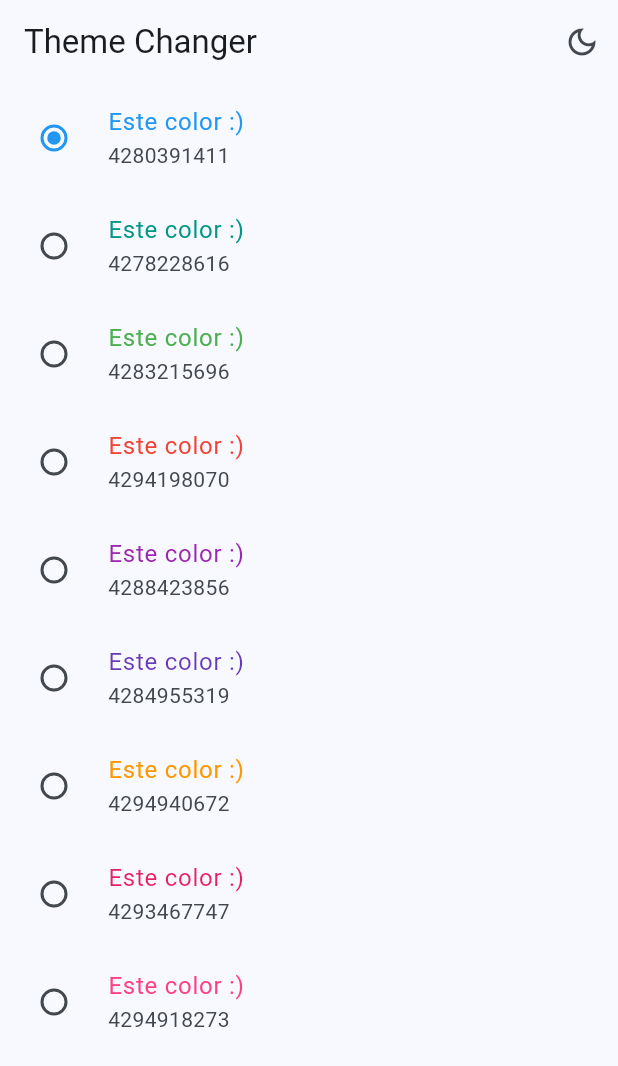
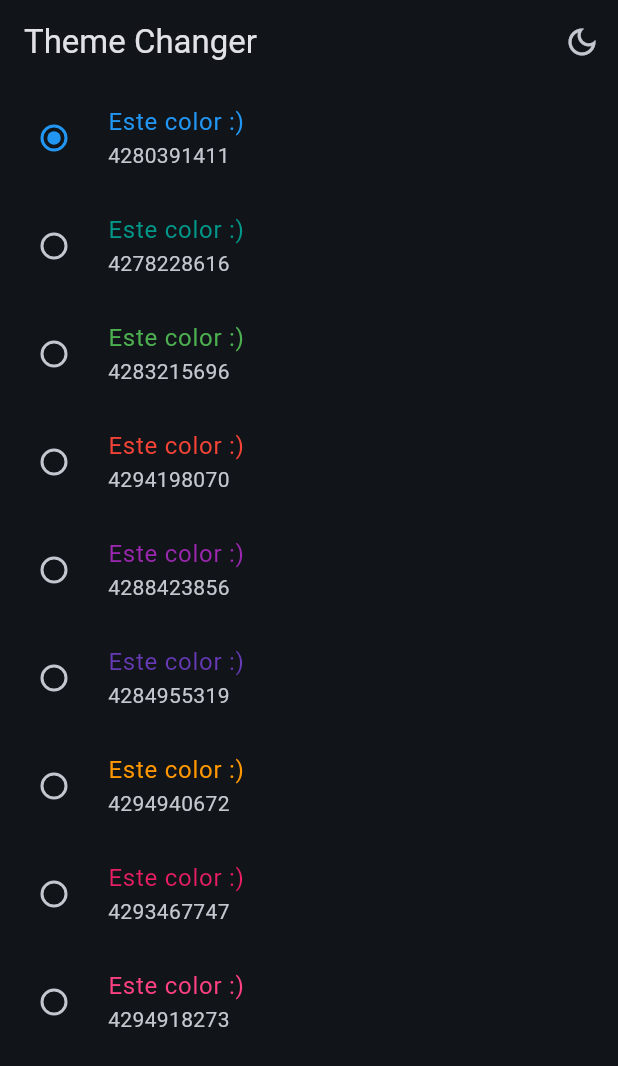
Before and after one commit to doggbmx/widgets_app, a Flutter app: the ThemeChangerScreen screen opened by its route, after a tap on the "light mode" icon, on a phone screen of 412 x 824 dp. Shown: the top 1066 px of the screen. Run offline on Flutter 3.47's test engine with Material 2 defaults, Android fonts, the phone set to English and light mode, and no system bars; our stand-ins replace animate_do, flutter_riverpod, go_router.

Commit message:
StateNotifier implemented

```diff
--- a/lib/config/theme/app_theme.dart
+++ b/lib/config/theme/app_theme.dart
@@ -31,4 +31,13 @@ class AppTheme {
           centerTitle: false,
         ),
       );
+
+  AppTheme copyWith({
+    int? selectedColor,
+    bool? isDarkMode,
+  }) =>
+      AppTheme(
+        selectedColor: selectedColor ?? this.selectedColor,
+        isDarkMode: isDarkMode ?? this.isDarkMode,
+      );
 }
--- a/lib/presentation/providers/theme_provider.dart
+++ b/lib/presentation/providers/theme_provider.dart
@@ -23,7 +23,9 @@ class ThemeNotifier extends StateNotifier<AppTheme> {
   // State = Estado = new AppTheme();
   ThemeNotifier() : super(AppTheme());
 
-  void toggleDarkMode() {}
+  void toggleDarkMode() {
+    state = state.copyWith(isDarkMode: !state.isDarkMode);
+  }
 
   void changeColorInder(int colorIndex) {}
 }
--- a/lib/presentation/screens/theme_changer/theme_changer_screen.dart
+++ b/lib/presentation/screens/theme_changer/theme_changer_screen.dart
@@ -8,7 +8,7 @@ class ThemeChangerScreen extends ConsumerWidget {
 
   @override
   Widget build(BuildContext context, WidgetRef ref) {
-    final isDarkMode = ref.watch(themeProvider);
+    final isDarkMode = ref.watch(themeNotifierProvider).isDarkMode;
 
     return Scaffold(
       appBar: AppBar(
@@ -16,9 +16,10 @@ class ThemeChangerScreen extends ConsumerWidget {
         actions: [
           IconButton(
             onPressed: () {
-              ref.read(themeProvider.notifier).update(
-                    (state) => state = !state,
-                  );
+              // ref.read(themeProvider.notifier).update(
+              //       (state) => state = !state,
+              //     );
+              ref.read(themeNotifierProvider.notifier).toggleDarkMode();
             },
             icon: Icon(
               isDarkMode ? Icons.dark_mode_outlined : Icons.light_mode_outlined,
```
